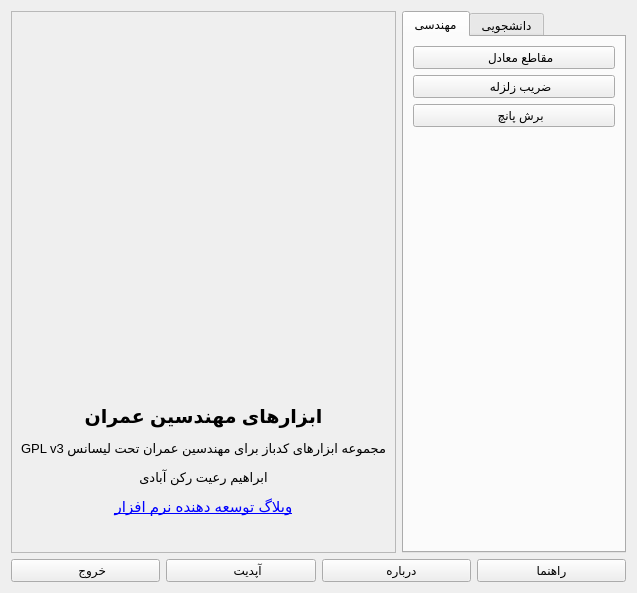
Qt form widgets/main_form.ui (ebrahimraeyat/civilTools) before a commit.
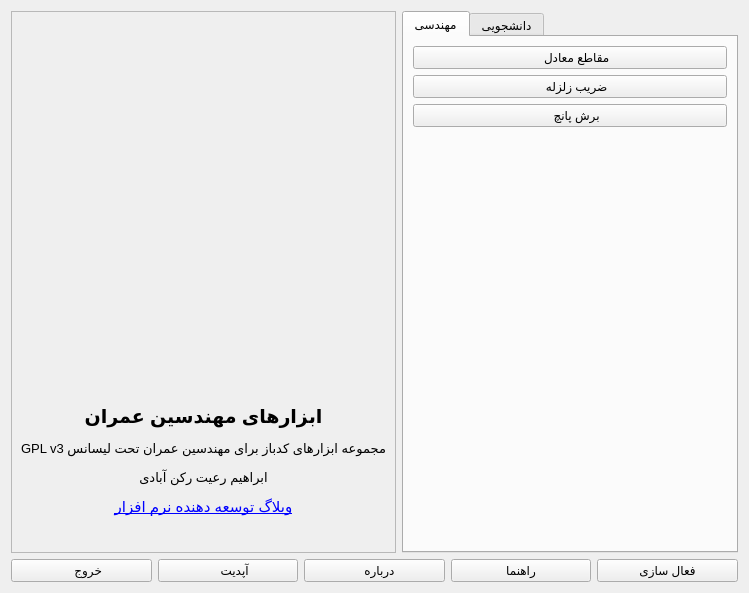
The same form after that commit. Icons and pictures are not drawn.

Commit message: civiltools: Adding registration icon

What changed in the file:
```diff
--- a/widgets/main_form.ui
+++ b/widgets/main_form.ui
@@ -6,7 +6,7 @@
    <rect>
     <x>0</x>
     <y>0</y>
-    <width>637</width>
+    <width>749</width>
     <height>593</height>
    </rect>
   </property>
@@ -330,6 +330,23 @@
        </property>
       </widget>
      </item>
+     <item>
+      <widget class="QPushButton" name="register_button">
+       <property name="text">
+        <string>فعال سازی</string>
+       </property>
+       <property name="icon">
+        <iconset resource="../resource.qrc">
+         <normaloff>:/civiltools/images/Register.png</normaloff>:/civiltools/images/Register.png</iconset>
+       </property>
+       <property name="iconSize">
+        <size>
+         <width>64</width>
+         <height>64</height>
+        </size>
+       </property>
+      </widget>
+     </item>
     </layout>
    </item>
   </layout>
```
The commit also changes 4 other files.
